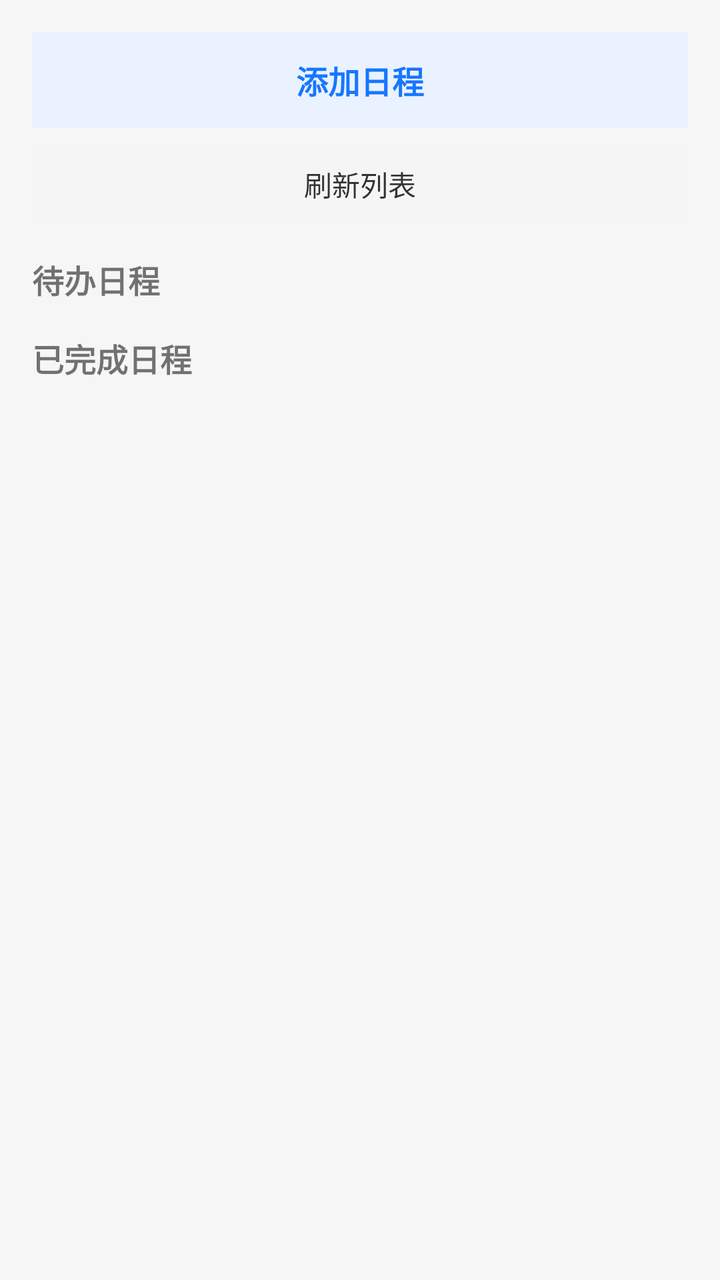
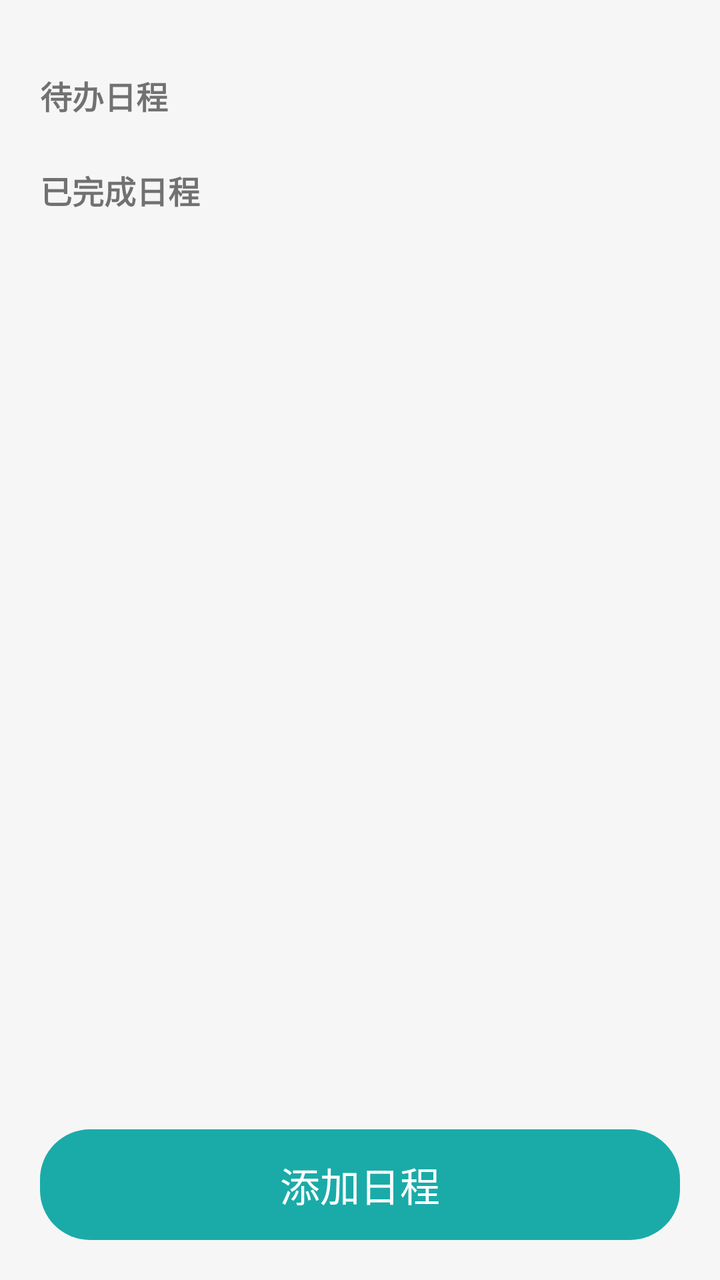

The first picture is an Android layout as it rendered before a commit; the second is the same layout after the commit. The layout source and the unified diff follow.
<!-- AndroidManifest.xml: application theme Theme.Note -->
<!-- res/layout/fragment_note.xml -->
<?xml version="1.0" encoding="utf-8"?>
<layout xmlns:android="http://schemas.android.com/apk/res/android"
    xmlns:app="http://schemas.android.com/apk/res-auto">

    <androidx.core.widget.NestedScrollView
        android:layout_width="match_parent"
        android:layout_height="match_parent"
        android:fillViewport="true"
        android:background="@color/main_grey_bg">

        <LinearLayout
            android:layout_width="match_parent"
            android:layout_height="wrap_content"
            android:orientation="vertical"
            android:padding="16dp">

            <TextView
                android:id="@+id/tvAddNote"
                android:layout_width="match_parent"
                android:layout_height="48dp"
                android:background="#EAF2FF"
                android:gravity="center"
                android:text="添加日程"
                android:textColor="#1677FF"
                android:textSize="16sp"
                android:textStyle="bold" />

            <TextView
                android:id="@+id/tvRefresh"
                android:layout_width="match_parent"
                android:layout_height="40dp"
                android:layout_marginTop="8dp"
                android:background="#F5F5F5"
                android:gravity="center"
                android:text="刷新列表"
                android:textColor="#333333"
                android:textSize="14sp" />

            <TextView
                android:layout_width="wrap_content"
                android:layout_height="wrap_content"
                android:layout_marginTop="16dp"
                android:text="待办日程"
                android:textSize="16sp"
                android:textStyle="bold" />

            <androidx.recyclerview.widget.RecyclerView
                android:id="@+id/rvTodo"
                android:layout_width="match_parent"
                android:layout_height="wrap_content"
                android:nestedScrollingEnabled="false" />

            <TextView
                android:layout_width="wrap_content"
                android:layout_height="wrap_content"
                android:layout_marginTop="16dp"
                android:text="已完成日程"
                android:textSize="16sp"
                android:textStyle="bold" />

            <androidx.recyclerview.widget.RecyclerView
                android:id="@+id/rvDone"
                android:layout_width="match_parent"
                android:layout_height="wrap_content"
                android:nestedScrollingEnabled="false" />

        </LinearLayout>
    </androidx.core.widget.NestedScrollView>
</layout>
<!-- resources referenced by this layout -->
<resources>
  <color name="main_grey_bg">#f6f6f6</color>
  <style name="Theme.Note" parent="Theme.AppCompat.Light.NoActionBar" />
</resources>

<!-- the commit's change to res/layout/fragment_note.xml (unified diff, before → after) -->
@@ -2,68 +2,89 @@
 <layout xmlns:android="http://schemas.android.com/apk/res/android"
     xmlns:app="http://schemas.android.com/apk/res-auto">
 
-    <androidx.core.widget.NestedScrollView
+    <androidx.constraintlayout.widget.ConstraintLayout
         android:layout_width="match_parent"
         android:layout_height="match_parent"
-        android:fillViewport="true"
         android:background="@color/main_grey_bg">
 
-        <LinearLayout
-            android:layout_width="match_parent"
-            android:layout_height="wrap_content"
-            android:orientation="vertical"
-            android:padding="16dp">
+        
+        <androidx.core.widget.NestedScrollView
+            android:id="@+id/scrollContent"
+            android:layout_width="0dp"
+            android:layout_height="0dp"
+            android:fillViewport="true"
+            app:layout_constraintTop_toTopOf="parent"
+            app:layout_constraintBottom_toTopOf="@id/tvAddNote"
+            app:layout_constraintStart_toStartOf="parent"
+            app:layout_constraintEnd_toEndOf="parent">
 
-            <TextView
-                android:id="@+id/tvAddNote"
-                android:layout_width="match_parent"
-                android:layout_height="48dp"
-                android:background="#EAF2FF"
-                android:gravity="center"
-                android:text="添加日程"
-                android:textColor="#1677FF"
-                android:textSize="16sp"
-                android:textStyle="bold" />
-
-            <TextView
-                android:id="@+id/tvRefresh"
-                android:layout_width="match_parent"
-                android:layout_height="40dp"
-                android:layout_marginTop="8dp"
-                android:background="#F5F5F5"
-                android:gravity="center"
-                android:text="刷新列表"
-                android:textColor="#333333"
-                android:textSize="14sp" />
-
-            <TextView
-                android:layout_width="wrap_content"
-                android:layout_height="wrap_content"
-                android:layout_marginTop="16dp"
-                android:text="待办日程"
-                android:textSize="16sp"
-                android:textStyle="bold" />
-
-            <androidx.recyclerview.widget.RecyclerView
-                android:id="@+id/rvTodo"
+            <androidx.constraintlayout.widget.ConstraintLayout
                 android:layout_width="match_parent"
                 android:layout_height="wrap_content"
-                android:nestedScrollingEnabled="false" />
+                android:padding="20dp"
+                android:paddingBottom="100dp">
 
-            <TextView
-                android:layout_width="wrap_content"
-                android:layout_height="wrap_content"
-                android:layout_marginTop="16dp"
-                android:text="已完成日程"
-                android:textSize="16sp"
-                android:textStyle="bold" />
+                <TextView
+                    android:id="@+id/tvTodo"
+                    android:layout_width="wrap_content"
+                    android:layout_height="wrap_content"
+                    android:layout_marginTop="16dp"
+                    android:text="待办日程"
+                    android:textSize="16sp"
+                    android:textStyle="bold"
+                    app:layout_constraintTop_toTopOf="parent"
+                    app:layout_constraintStart_toStartOf="parent" />
 
-            <androidx.recyclerview.widget.RecyclerView
-                android:id="@+id/rvDone"
-                android:layout_width="match_parent"
-                android:layout_height="wrap_content"
-                android:nestedScrollingEnabled="false" />
+                <androidx.recyclerview.widget.RecyclerView
+                    android:id="@+id/rvTodo"
+                    android:layout_width="match_parent"
+                    android:layout_height="wrap_content"
+                    android:layout_marginTop="4dp"
+                    android:nestedScrollingEnabled="false"
+                    app:layout_constraintTop_toBottomOf="@+id/tvTodo"
+                    app:layout_constraintStart_toStartOf="parent"
+                    app:layout_constraintEnd_toEndOf="parent" />
 
-        </LinearLayout>
-    </androidx.core.widget.NestedScrollView>
+                <TextView
+                    android:id="@+id/tvDone"
+                    android:layout_width="wrap_content"
+                    android:layout_height="wrap_content"
+                    android:layout_marginTop="20dp"
+                    android:text="已完成日程"
+                    android:textSize="16sp"
+                    android:textStyle="bold"
+                    app:layout_constraintTop_toBottomOf="@+id/rvTodo"
+                    app:layout_constraintStart_toStartOf="parent" />
+
+                <androidx.recyclerview.widget.RecyclerView
+                    android:id="@+id/rvDone"
+                    android:layout_width="match_parent"
+                    android:layout_height="wrap_content"
+                    android:layout_marginTop="4dp"
+                    android:nestedScrollingEnabled="false"
+                    app:layout_constraintTop_toBottomOf="@+id/tvDone"
+                    app:layout_constraintStart_toStartOf="parent"
+                    app:layout_constraintEnd_toEndOf="parent" />
+
+            </androidx.constraintlayout.widget.ConstraintLayout>
+        </androidx.core.widget.NestedScrollView>
+
+        
+        <TextView
+            android:id="@+id/tvAddNote"
+            android:layout_width="0dp"
+            android:layout_height="wrap_content"
+            android:background="@drawable/bg_button"
+            android:gravity="center"
+            android:text="添加日程"
+            android:textColor="@color/white"
+            android:textSize="20sp"
+            android:paddingVertical="13dp"
+            android:layout_marginBottom="20dp"
+            android:layout_marginHorizontal="20dp"
+            app:layout_constraintBottom_toBottomOf="parent"
+            app:layout_constraintStart_toStartOf="parent"
+            app:layout_constraintEnd_toEndOf="parent" />
+
+    </androidx.constraintlayout.widget.ConstraintLayout>
 </layout>
<!-- resource entries referenced after the edit -->
@@ -1,6 +1,16 @@
 <!-- resources referenced by this layout -->
 <resources>
   <color name="main_grey_bg">#f6f6f6</color>
+  <color name="white">#FFFFFF</color>
+  <!-- drawable bg_button (drawable) -->
+  <?xml version="1.0" encoding="utf-8"?>
+  <shape xmlns:android="http://schemas.android.com/apk/res/android">
+  
+      <corners android:radius="25dp"/>
+  
+      <solid android:color="@color/main_color"/>
+  </shape>
   <style name="Theme.Note" parent="Theme.AppCompat.Light.NoActionBar" />
+  <color name="main_color">#1AABA8</color>
 </resources>
 
